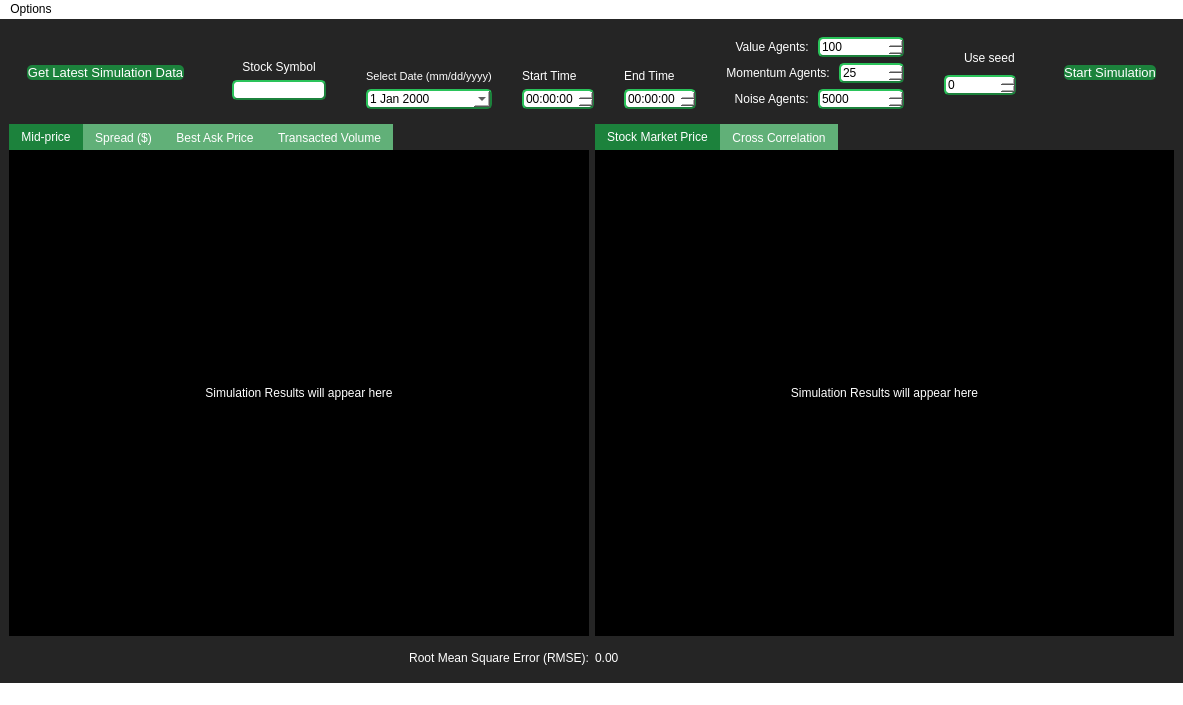
JV-FIU/Agent-Based-Stock-Market-Simulator, file widgets/UI/RMSC03_Past.ui: the form before one commit.
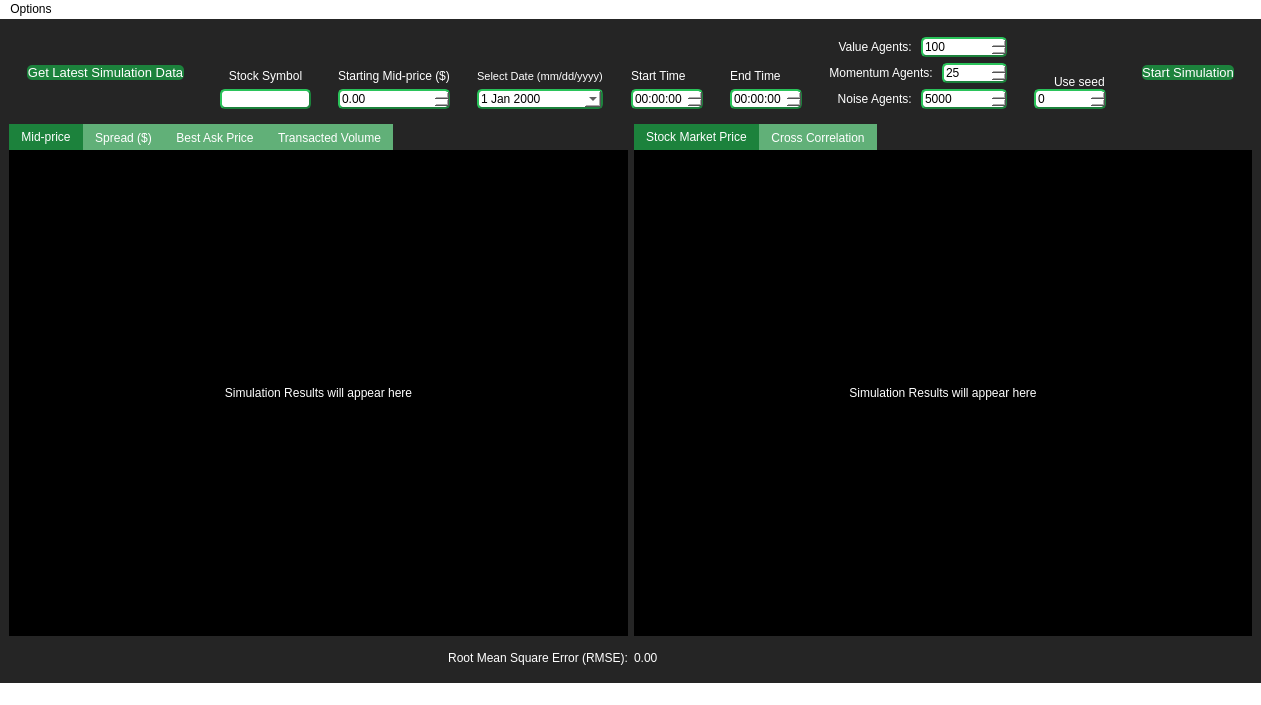
The form after the commit.

What changed in the file:
```diff
--- a/widgets/UI/RMSC03_Past.ui
+++ b/widgets/UI/RMSC03_Past.ui
@@ -6,7 +6,7 @@
    <rect>
     <x>0</x>
     <y>0</y>
-    <width>1183</width>
+    <width>1261</width>
     <height>705</height>
    </rect>
   </property>
@@ -41,7 +41,7 @@
 }
 
 
-#stockSymbol, #endTime, #startTime, #simDate, #seedSelector, #noiseAgents, #valueAgents, #momentumAgents{
+#stockSymbol, #endTime, #startTime, #simDate, #seedSelector, #noiseAgents, #valueAgents, #momentumAgents, #startingPrice{
     background-color: white;
     border-style: outset;
     border-width: 2px;
@@ -131,8 +131,7 @@
         </spacer>
        </item>
        <item>
-        <widget class="QWidget" name="tickerW" native="true">
-         <layout class="QVBoxLayout" name="verticalLayout_7">
+        <layout class="QVBoxLayout" name="verticalLayout_12">
           <item>
            <widget class="QLabel" name="symbolLabel">
             <property name="font">
@@ -159,7 +158,40 @@
            </widget>
           </item>
          </layout>
-        </widget>
+       </item>
+       <item>
+        <spacer name="horizontalSpacer_8">
+         <property name="orientation">
+          <enum>Qt::Horizontal</enum>
+         </property>
+         <property name="sizeHint" stdset="0">
+          <size>
+           <width>40</width>
+           <height>20</height>
+          </size>
+         </property>
+        </spacer>
+       </item>
+       <item>
+        <layout class="QVBoxLayout" name="verticalLayout_15">
+         <item>
+          <widget class="QLabel" name="label_7">
+           <property name="text">
+            <string>Starting Mid-price ($)</string>
+           </property>
+           <property name="alignment">
+            <set>Qt::AlignBottom|Qt::AlignLeading|Qt::AlignLeft</set>
+           </property>
+          </widget>
+         </item>
+         <item>
+          <widget class="QDoubleSpinBox" name="startingPrice">
+           <property name="maximum">
+            <double>99999999999.990005493164063</double>
+           </property>
+          </widget>
+         </item>
+        </layout>
        </item>
        <item>
         <spacer name="horizontalSpacer">
@@ -406,8 +438,13 @@
         </spacer>
        </item>
        <item>
-        <widget class="QWidget" name="seedContainer" native="true">
-         <layout class="QVBoxLayout" name="verticalLayout_10">
+        <layout class="QVBoxLayout" name="seedContainer">
+         <property name="spacing">
+          <number>0</number>
+         </property>
+         <item>
+          <widget class="QWidget" name="Spacer" native="true"/>
+         </item>
           <item>
            <widget class="QCheckBox" name="checkBox">
             <property name="font">
@@ -436,7 +473,6 @@
            </widget>
           </item>
          </layout>
-        </widget>
        </item>
        <item>
         <spacer name="horizontalSpacer_5">
@@ -731,7 +767,7 @@
     <rect>
      <x>0</x>
      <y>0</y>
-     <width>1183</width>
+     <width>1261</width>
      <height>21</height>
     </rect>
    </property>
```
Lines whose indentation alone changed are shown as unchanged.
